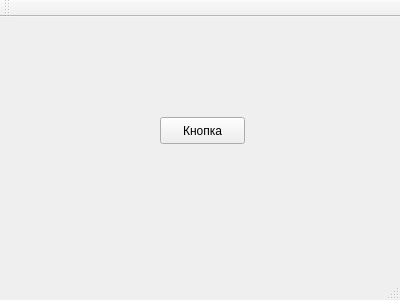
The window that mainwindow.ui (tschin/diplom) describes before a commit, drawn with Qt 5.
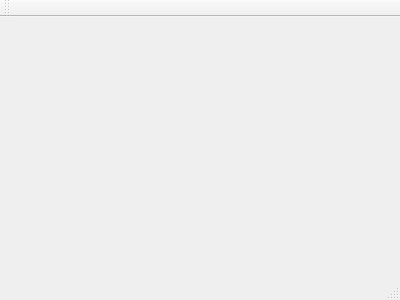
The same window after the commit.

```diff
--- a/mainwindow.ui
+++ b/mainwindow.ui
@@ -14,19 +14,18 @@
    <string>Main Window</string>
   </property>
   <widget class="QWidget" name="centralWidget">
-   <widget class="QPushButton" name="pushButton">
-    <property name="geometry">
-     <rect>
-      <x>160</x>
-      <y>100</y>
-      <width>85</width>
-      <height>27</height>
-     </rect>
-    </property>
-    <property name="text">
-     <string>Кнопка</string>
-    </property>
-   </widget>
+   <layout class="QVBoxLayout" name="verticalLayout_2">
+    <item>
+     <layout class="QVBoxLayout" name="verticalLayout">
+      <item>
+       <widget class="QStackedWidget" name="stackedWidget">
+        <widget class="QWidget" name="page"/>
+        <widget class="QWidget" name="page_2"/>
+       </widget>
+      </item>
+     </layout>
+    </item>
+   </layout>
   </widget>
   <widget class="QMenuBar" name="menuBar">
    <property name="geometry">
```
